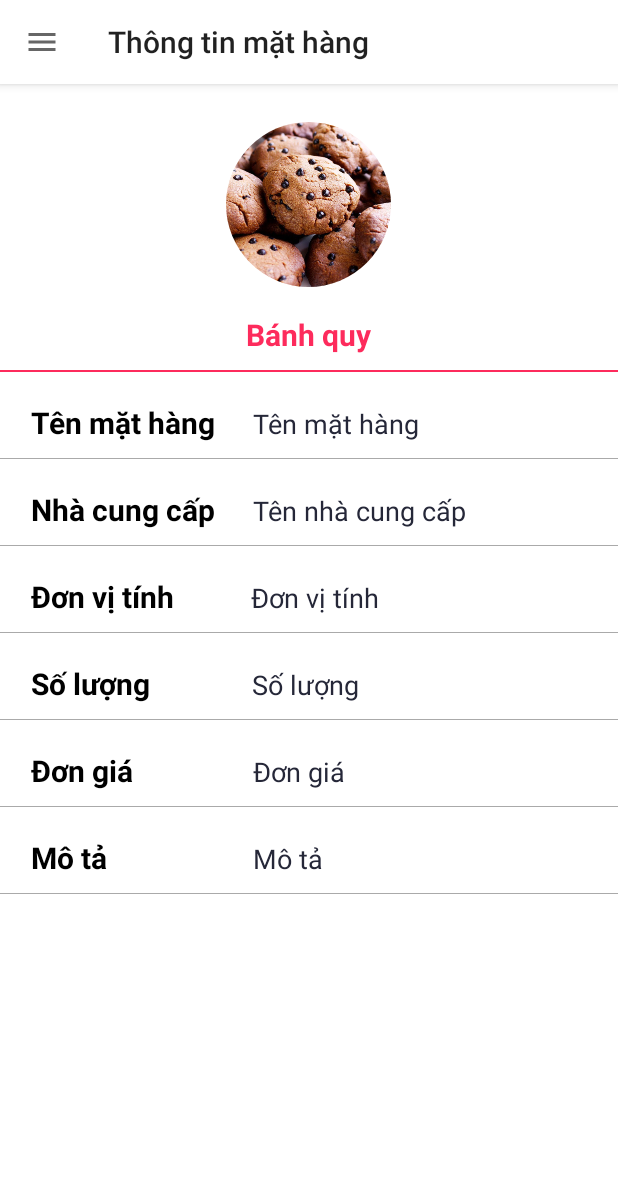
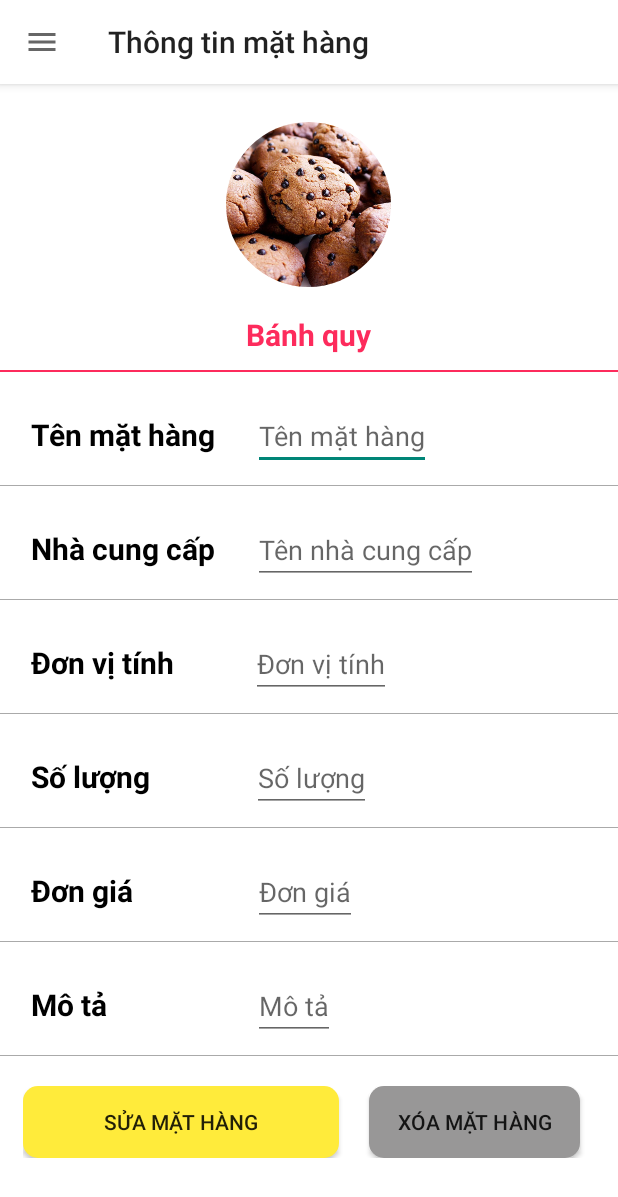
Before and after one commit to qbv2001/ScannerCheck, an Android app: the DetailMathang screen opened directly, with no data from a screen before it, on a phone screen of 412 x 824 dp. Shown: the top 1197 px of the screen. Run offline under Robolectric (Android 15) with nearby library versions, the phone set to English and light mode, and no system bars; our stand-ins replace CircleImageView, Firebase (no records; nobody signed in at launch, a user with empty details on screens opened directly).

```diff
--- a/app/src/main/java/com/example/scannercheck/DetailMathang.java
+++ b/app/src/main/java/com/example/scannercheck/DetailMathang.java
@@ -1,33 +1,143 @@
 package com.example.scannercheck;
 
+import android.annotation.SuppressLint;
+import android.content.Intent;
 import android.os.Bundle;
+import android.view.View;
+import android.widget.Button;
+import android.widget.EditText;
 import android.widget.TextView;
+import android.widget.Toast;
 
+import androidx.annotation.NonNull;
+import androidx.annotation.Nullable;
 import androidx.appcompat.app.AppCompatActivity;
 
+import com.google.firebase.auth.FirebaseAuth;
+import com.google.firebase.auth.FirebaseUser;
+import com.google.firebase.database.DataSnapshot;
+import com.google.firebase.database.DatabaseError;
+import com.google.firebase.database.DatabaseReference;
+import com.google.firebase.database.FirebaseDatabase;
+import com.google.firebase.database.ValueEventListener;
+
+import java.util.Date;
+
 public class DetailMathang extends AppCompatActivity {
+    TextView tvTenMH;
+    EditText edtTenMH,edtTenNCC,edtDonvitinhMH,edtSoluongMH,edtDongiaMH,edtMotaMH;
+    Button btnsuaMH,btnxoaMH;
+    Mathang mathang;
 
+    private DatabaseReference datamathang;
+    private FirebaseUser user;
+    @SuppressLint("SetTextI18n")
     @Override
     protected void onCreate(Bundle savedInstanceState) {
         super.onCreate(savedInstanceState);
         setContentView(R.layout.activity_detail_mathang);
 
+        user = FirebaseAuth.getInstance().getCurrentUser();
+        datamathang = FirebaseDatabase.getInstance().getReference();
+        initUi();
         Bundle bundle = getIntent().getExtras();
         if(bundle == null){
             return;
         }
-        Mathang mathang = (Mathang) bundle.get("object_mathang");
-        TextView tvTenMH = findViewById(R.id.tvTenMH);
-        TextView tvTenMH2 = findViewById(R.id.tvTenMH2);
-        TextView tvTenNCC = findViewById(R.id.tvTenNCC);
-        TextView tvDonvitinhMH = findViewById(R.id.tvDonvitinhMH);
-        TextView tvSoluongMH = findViewById(R.id.tvSoluongMH);
-        TextView tvDongiaMH = findViewById(R.id.tvDongiaMH);
-        TextView tvMotaMH = findViewById(R.id.tvMotaMH);
+        mathang = (Mathang) bundle.get("object_mathang");
 
+        readDatabase();
 
-        tvTenMH.setText(mathang.getName());
-        tvTenMH2.setText(mathang.getName());
+        onclickUpdateMH();
+        onclickDeleteMH();
 
     }
+
+    private void onclickUpdateMH(){
+        btnsuaMH.setOnClickListener(new View.OnClickListener() {
+            @Override
+            public void onClick(View view) {
+                UpdateData();
+            }
+        });
+    }
+
+    private void readDatabase(){
+
+        // Read from the database
+        datamathang.child("MatHang").child(user.getUid()).child(mathang.getId()).addValueEventListener(new ValueEventListener() {
+            @Override
+            public void onDataChange(@NonNull DataSnapshot dataSnapshot) {
+                // This method is called once with the initial value and again
+                // whenever data at this location is updated.
+                Mathang value = dataSnapshot.getValue(Mathang.class);
+                tvTenMH.setText(value.getName());
+                edtTenMH.setText(value.getName());
+                edtTenNCC.setText(value.getNhacc());
+                edtDonvitinhMH.setText(value.getDvt());
+                edtSoluongMH.setText(""+value.getSoluong());
+                edtDongiaMH.setText(""+value.getDongia());
+                edtMotaMH.setText(value.getMota());
+            }
+
+            @Override
+            public void onCancelled(DatabaseError error) {
+                // Failed to read value
+                Toast.makeText(DetailMathang.this, "Đọc thất bại!", Toast.LENGTH_SHORT).show();
+            }
+        });
+    }
+
+    private void UpdateData() {
+        String MaMH = mathang.getId();
+        String TenMH = edtTenMH.getText().toString().trim();
+        String DonvitinhMH = edtDonvitinhMH.getText().toString().trim();
+        float DongiaMH = Float.parseFloat(edtDongiaMH.getText().toString().trim());
+        int SoluongMH = Integer.parseInt(edtSoluongMH.getText().toString().trim());
+        String NhaccMH = edtTenNCC.getText().toString().trim();
+        Date now = new Date();
+        String datetime = ""+now;
+        String mota = edtMotaMH.getText().toString().trim();
+        int image = 1;
+
+        Mathang mathang = new Mathang(MaMH, TenMH, SoluongMH, DongiaMH, datetime, R.drawable.mon1, DonvitinhMH, NhaccMH, mota);
+
+        datamathang.child("MatHang").child(user.getUid()).child(MaMH).setValue(mathang, new DatabaseReference.CompletionListener() {
+            @Override
+            public void onComplete(@Nullable DatabaseError error, @NonNull DatabaseReference ref) {
+                Toast.makeText(DetailMathang.this, "Cập nhật thành công", Toast.LENGTH_SHORT).show();
+
+            }
+        });
+
+    }
+
+    private void onclickDeleteMH(){
+        btnxoaMH.setOnClickListener(new View.OnClickListener() {
+            @Override
+            public void onClick(View view) {
+                datamathang.child("MatHang").child(user.getUid()).child(mathang.getId()).removeValue(new DatabaseReference.CompletionListener() {
+                    @Override
+                    public void onComplete(@Nullable DatabaseError error, @NonNull DatabaseReference ref) {
+                        Intent intent = new Intent(DetailMathang.this,DanhsachmathangActivity.class);
+                        finish();
+                    }
+                });
+            }
+        });
+
+    }
+
+    private void initUi(){
+        btnsuaMH = findViewById(R.id.suamathang);
+        btnxoaMH = findViewById(R.id.xoamathang);
+
+        tvTenMH = findViewById(R.id.tvTenMH);
+        edtTenMH = findViewById(R.id.edtTenMH);
+        edtTenNCC = findViewById(R.id.edtTenNCC);
+        edtDonvitinhMH = findViewById(R.id.edtDonvitinhMH);
+        edtSoluongMH = findViewById(R.id.edtSoluongMH);
+        edtDongiaMH = findViewById(R.id.edtDongiaMH);
+        edtMotaMH = findViewById(R.id.edtMotaMH);
+    }
 }
--- a/app/src/main/res/layout/activity_detail_mathang.xml
+++ b/app/src/main/res/layout/activity_detail_mathang.xml
@@ -7,7 +7,6 @@
     android:layout_height="match_parent"
     android:background="@color/white"
     tools:context=".DetailMathang">
-
     <androidx.drawerlayout.widget.DrawerLayout
         android:id="@+id/drawer_layout"
         android:layout_width="match_parent"
@@ -31,6 +30,11 @@
                     android:background="@color/white" />
 
             </com.google.android.material.appbar.AppBarLayout>
+
+            <ScrollView
+                android:layout_width="match_parent"
+                android:layout_height="match_parent"
+                android:layout_below="@id/topAppBar1">
                 <LinearLayout
                     android:layout_below="@id/topAppBar1"
                     android:layout_width="match_parent"
@@ -83,11 +87,11 @@
                             android:textSize="20sp"
                             android:layout_marginLeft="5dp"
                             android:textStyle="bold"/>
-                    <TextView
-                        android:id="@+id/tvTenMH2"
+                        <EditText
+                            android:id="@+id/edtTenMH"
                             android:layout_width="wrap_content"
                             android:layout_height="wrap_content"
-                        android:text="Tên mặt hàng"
+                            android:hint="Tên mặt hàng"
                             android:textColor="@color/bgblack"
                             android:textSize="18sp"
                             android:layout_marginLeft="25dp"/>
@@ -114,11 +118,11 @@
                             android:textSize="20sp"
                             android:layout_marginLeft="5dp"
                             android:textStyle="bold"/>
-                    <TextView
-                        android:id="@+id/tvTenNCC"
+                        <EditText
+                            android:id="@+id/edtTenNCC"
                             android:layout_width="wrap_content"
                             android:layout_height="wrap_content"
-                        android:text="Tên nhà cung cấp"
+                            android:hint="Tên nhà cung cấp"
                             android:textColor="@color/bgblack"
                             android:textSize="18sp"
                             android:layout_marginLeft="25dp"/>
@@ -146,11 +150,11 @@
                             android:textSize="20sp"
                             android:layout_marginLeft="5dp"
                             android:textStyle="bold"/>
-                    <TextView
-                        android:id="@+id/tvDonvitinhMH"
+                        <EditText
+                            android:id="@+id/edtDonvitinhMH"
                             android:layout_width="wrap_content"
                             android:layout_height="wrap_content"
-                        android:text="Đơn vị tính"
+                            android:hint="Đơn vị tính"
                             android:textColor="@color/bgblack"
                             android:textSize="18sp"
                             android:layout_marginLeft="51dp"/>
@@ -178,11 +182,11 @@
                             android:textSize="20sp"
                             android:layout_marginLeft="5dp"
                             android:textStyle="bold"/>
-                    <TextView
-                        android:id="@+id/tvSoluongMH"
+                        <EditText
+                            android:id="@+id/edtSoluongMH"
                             android:layout_width="wrap_content"
                             android:layout_height="wrap_content"
-                        android:text="Số lượng"
+                            android:hint="Số lượng"
                             android:textColor="@color/bgblack"
                             android:textSize="18sp"
                             android:layout_marginLeft="68dp"/>
@@ -209,11 +213,11 @@
                             android:textSize="20sp"
                             android:layout_marginLeft="5dp"
                             android:textStyle="bold"/>
-                    <TextView
-                        android:id="@+id/tvDongiaMH"
+                        <EditText
+                            android:id="@+id/edtDongiaMH"
                             android:layout_width="wrap_content"
                             android:layout_height="wrap_content"
-                        android:text="Đơn giá"
+                            android:hint="Đơn giá"
                             android:textColor="@color/bgblack"
                             android:textSize="18sp"
                             android:layout_marginLeft="80dp"/>
@@ -240,11 +244,11 @@
                             android:textSize="20sp"
                             android:layout_marginLeft="5dp"
                             android:textStyle="bold"/>
-                    <TextView
-                        android:id="@+id/tvMotaMH"
+                        <EditText
+                            android:id="@+id/edtMotaMH"
                             android:layout_width="wrap_content"
                             android:layout_height="wrap_content"
-                        android:text="Mô tả"
+                            android:hint="Mô tả"
                             android:textColor="@color/bgblack"
                             android:textSize="18sp"
                             android:layout_marginLeft="97dp"/>
@@ -255,8 +259,35 @@
                         android:layout_height="0.5dp"
                         android:background="@android:color/darker_gray"
                         android:layout_marginTop="10dp"/>
+                    <LinearLayout
+                        android:layout_width="match_parent"
+                        android:layout_height="wrap_content"
+                        android:paddingLeft="15dp"
+                        android:paddingRight="15dp"
+                        android:layout_marginTop="20dp"
+                        android:orientation="horizontal">
+
+                        <Button
+                            android:id="@+id/suamathang"
+                            android:layout_width="0dp"
+                            android:layout_height="wrap_content"
+                            android:layout_weight="3"
+                            android:text="Sửa mặt hàng"
+                            android:layout_marginRight="20dp"
+                            android:background="@drawable/bg_yellow_corner_10"/>
+                        <androidx.appcompat.widget.AppCompatButton
+                            android:id="@+id/xoamathang"
+                            android:layout_width="0dp"
+                            android:layout_height="wrap_content"
+                            android:layout_weight="2"
+                            android:text="Xóa mặt hàng"
+                            android:layout_marginEnd="10dp"
+                            android:background="@drawable/bg_grey_corner_10" />
+
+                    </LinearLayout>
                 </LinearLayout>
 
+            </ScrollView>
         </RelativeLayout>
 
 
```
Also changed, not shown: app/src/main/java/com/example/scannercheck/DanhsachmathangActivity.java (+3 -14 lines). Lines whose indentation alone changed are shown as unchanged.
